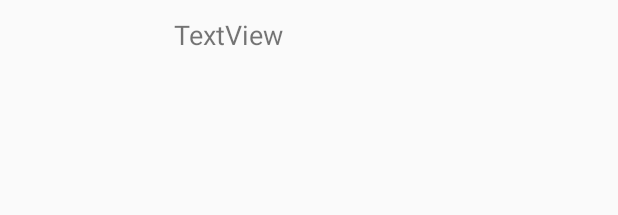
After one commit to sehang/cpm, an Android app: the layout list_view_item.xml on its own in the app's theme, with its tools: preview values and no code run, on a phone screen of 412 x 824 dp. The commit adds this screen. Shown: the top 215 px of the screen. Run offline under Robolectric (Android 15) with nearby library versions, the light colour scheme and no system bars.

Commit message:
Prepare for submission.

```diff
--- a/app/src/main/java/com/example/cpttm/project/MainActivity.java
+++ b/app/src/main/java/com/example/cpttm/project/MainActivity.java
@@ -96,7 +96,7 @@ public class MainActivity extends AppCompatActivity {
                     @Override
                     public void call ( Long aLong ) {
                         MainActivity.this.finish();
-                        Intent intent = new Intent(MainActivity.this, PlayerActivity.class);
+                        Intent intent = new Intent(MainActivity.this, AlbumList.class);
                         intent.setFlags(Intent.FLAG_ACTIVITY_NO_ANIMATION);
                         startActivity(intent);
                     }
--- /dev/null
+++ b/app/src/main/res/layout/list_view_item.xml
@@ -0,0 +1,26 @@
+<?xml version="1.0" encoding="utf-8"?>
+<LinearLayout xmlns:android="http://schemas.android.com/apk/res/android"
+    xmlns:app="http://schemas.android.com/apk/res-auto"
+    xmlns:tools="http://schemas.android.com/tools"
+    android:id="@+id/constraintLayout"
+    android:layout_width="match_parent"
+    android:layout_height="match_parent"
+    android:layout_margin="5dp"
+    android:orientation="horizontal"
+    android:padding="5dp">
+
+    <ImageView
+        android:id="@+id/Cover"
+        android:layout_width="100dp"
+        android:layout_height="100dp" />
+
+    <TextView
+        android:id="@+id/Title"
+        android:layout_width="wrap_content"
+        android:layout_height="wrap_content"
+        android:paddingLeft="5dp"
+        android:text="TextView"
+        android:textAlignment="center"
+        android:textSize="18sp" />
+
+</LinearLayout>
```
Also changed, not shown: app/src/main/java/com/example/cpttm/project/AlbumList.java (+69 -0 lines), app/src/main/java/com/example/cpttm/project/DownloadService.java (added, +78 -0 lines), app/src/main/java/com/example/cpttm/project/PlayerActivity.java (+24 -0 lines), app/src/main/res/layout/activity_album_list.xml (+6 -11 lines), 8 other files.
